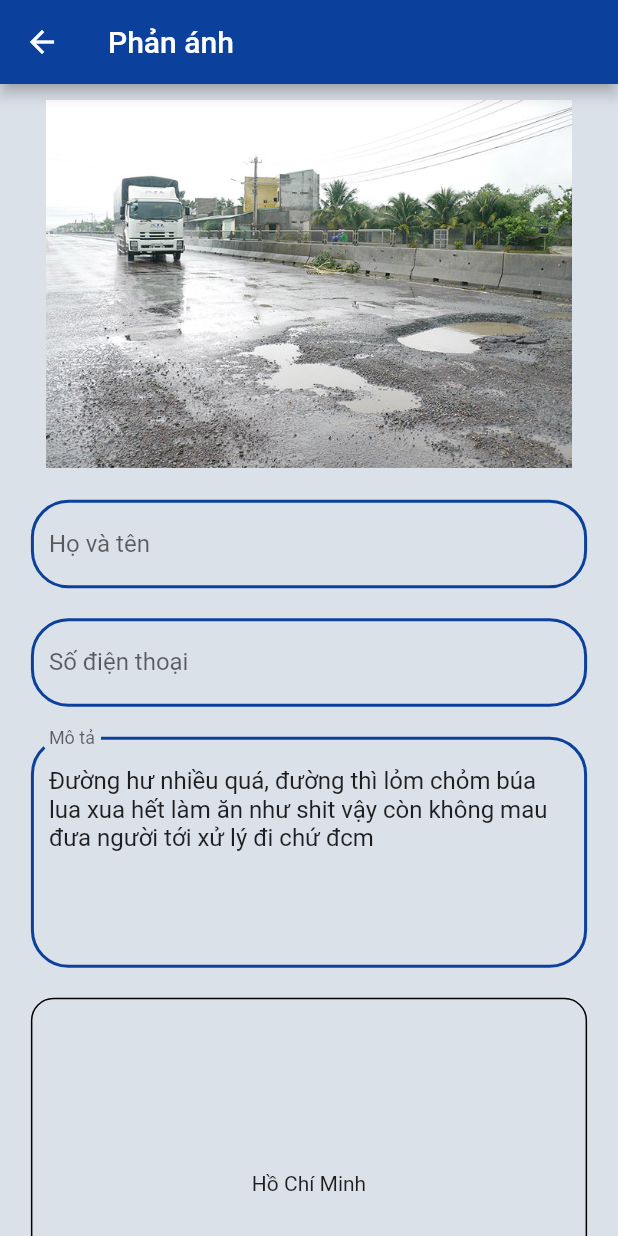
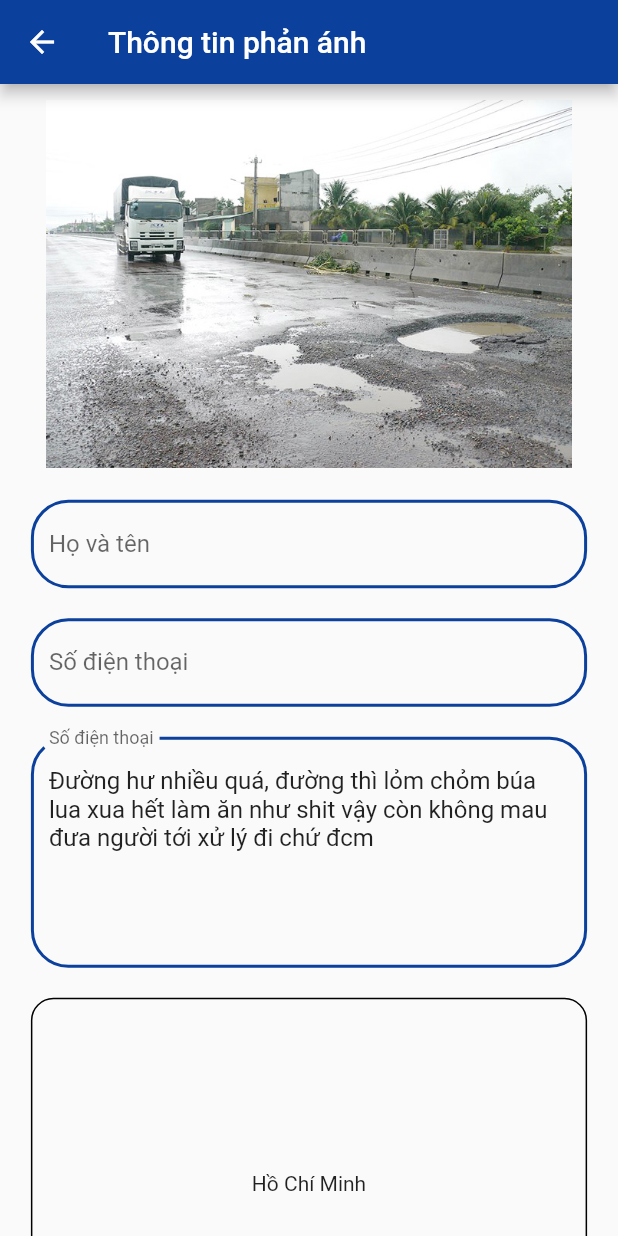
Before and after one commit to shinoasada1907/My_Life_App, a Flutter app: the InforNotification screen opened directly with empty values, on a phone screen of 412 x 824 dp. Run offline on Flutter 3.47's test engine with Material 2 defaults, Android fonts, the phone set to English and light mode, and no system bars; our stand-ins replace animated_bottom_navigation_bar, bloc, cloud_firestore, dotted_border, equatable, firebase_auth and 6 more; accounts and stored records are empty.

Commit message:
fix UI information and UI sending of notification

```diff
--- a/my_life_app/lib/main.dart
+++ b/my_life_app/lib/main.dart
@@ -1,13 +1,10 @@
 // ignore_for_file: avoid_print, must_be_immutable
 
-import 'package:cloud_firestore/cloud_firestore.dart';
-import 'package:firebase_auth/firebase_auth.dart';
 import 'package:firebase_core/firebase_core.dart';
 import 'package:flutter/material.dart';
 import 'package:flutter_bloc/flutter_bloc.dart';
 import 'package:my_life_app/bloc/auth_cubit/auth_cubit.dart';
 import 'package:my_life_app/bloc/profile_cubit/profile_cubit.dart';
-import 'package:my_life_app/models/inherited_widget.dart';
 import 'package:my_life_app/view/screens/accounts/login.dart';
 import 'package:my_life_app/view/screens/accounts/number_phone.dart';
 import 'package:my_life_app/view/screens/accounts/signup.dart';
--- a/my_life_app/lib/view/screens/minor/information_notification.dart
+++ b/my_life_app/lib/view/screens/minor/information_notification.dart
@@ -1,6 +1,4 @@
 // ignore_for_file: must_be_immutable
-
-import 'dart:io';
 
 import 'package:flutter/material.dart';
 import 'package:my_life_app/models/notification.dart';
@@ -23,10 +21,9 @@ class InforNotification extends StatelessWidget {
     var size = MediaQuery.of(context).size;
     return SafeArea(
       child: Scaffold(
-        backgroundColor: AppStyle.bgColor,
         appBar: AppBar(
           backgroundColor: AppStyle.mainColor,
-          title: const Text('Phản ánh'),
+          title: const Text('Thông tin phản ánh'),
         ),
         body: SingleChildScrollView(
           child: Column(
@@ -46,9 +43,8 @@ class InforNotification extends StatelessWidget {
                 child: TextFormField(
                   initialValue: data['name'],
                   readOnly: true,
-                  decoration: textFormDecoration.copyWith(
-                    labelText: 'Họ và tên',
-                  ),
+                  decoration:
+                      textFormDecoration.copyWith(labelText: 'Họ và tên'),
                 ),
               ),
               Container(
@@ -57,27 +53,17 @@ class InforNotification extends StatelessWidget {
                 child: TextFormField(
                   initialValue: data['numberphone'].toString(),
                   readOnly: true,
-                  decoration: textFormDecoration.copyWith(
-                    labelText: 'Số điện thoại',
-                  ),
+                  decoration: textFormDecoration.copyWith(),
                 ),
               ),
               Container(
                 margin: const EdgeInsets.symmetric(vertical: 10),
                 width: size.width * 0.9,
                 child: TextFormField(
-                  validator: (value) {
-                    if (value!.isEmpty) {
-                      return 'Vui lòng nhập nội dung muốn phản ánh';
-                    }
-                    return null;
-                  },
+                  readOnly: true,
                   initialValue: notifiList[index].comment,
                   maxLines: 6,
-                  decoration: textFormDecoration.copyWith(
-                    labelText: 'Mô tả',
-                    hintText: 'Điền mô tả phản ánh',
-                  ),
+                  decoration: textFormDecoration.copyWith(),
                 ),
               ),
               Container(
@@ -92,20 +78,6 @@ class InforNotification extends StatelessWidget {
                 ),
                 child: Center(child: Text(notifiList[index].location!)),
               ),
-              Container(
-                margin: const EdgeInsets.symmetric(vertical: 10),
-                child: ElevatedButton(
-                    onPressed: () {
-                      Navigator.pop(context);
-                    },
-                    style: ElevatedButton.styleFrom(
-                        backgroundColor: AppStyle.mainColor,
-                        textStyle: const TextStyle(fontSize: 20),
-                        fixedSize: Size(size.width * 0.3, size.height * 0.05)),
-                    child: const Text(
-                      'Gửi',
-                    )),
-              )
             ],
           ),
         ),
--- a/my_life_app/lib/view/screens/minor/notification_sending_screen.dart
+++ b/my_life_app/lib/view/screens/minor/notification_sending_screen.dart
@@ -49,7 +49,11 @@ class _NotificationSendingScreenState extends State<NotificationSendingScreen> {
                   margin: const EdgeInsets.symmetric(vertical: 10),
                   width: size.width * 0.85,
                   height: size.height * 0.3,
-                  child: Image(image: FileImage(File(widget.image))),
+                  child: Image(
+                    image: FileImage(
+                      File(widget.image),
+                    ),
+                  ),
                 ),
               ),
               Container(
```
